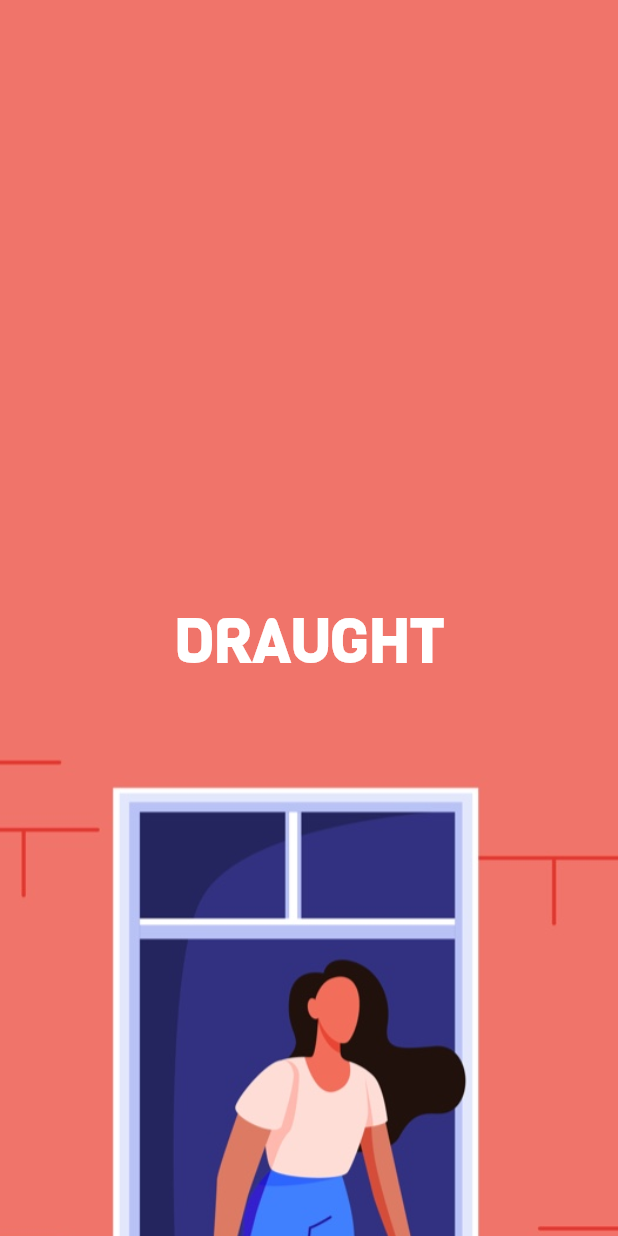
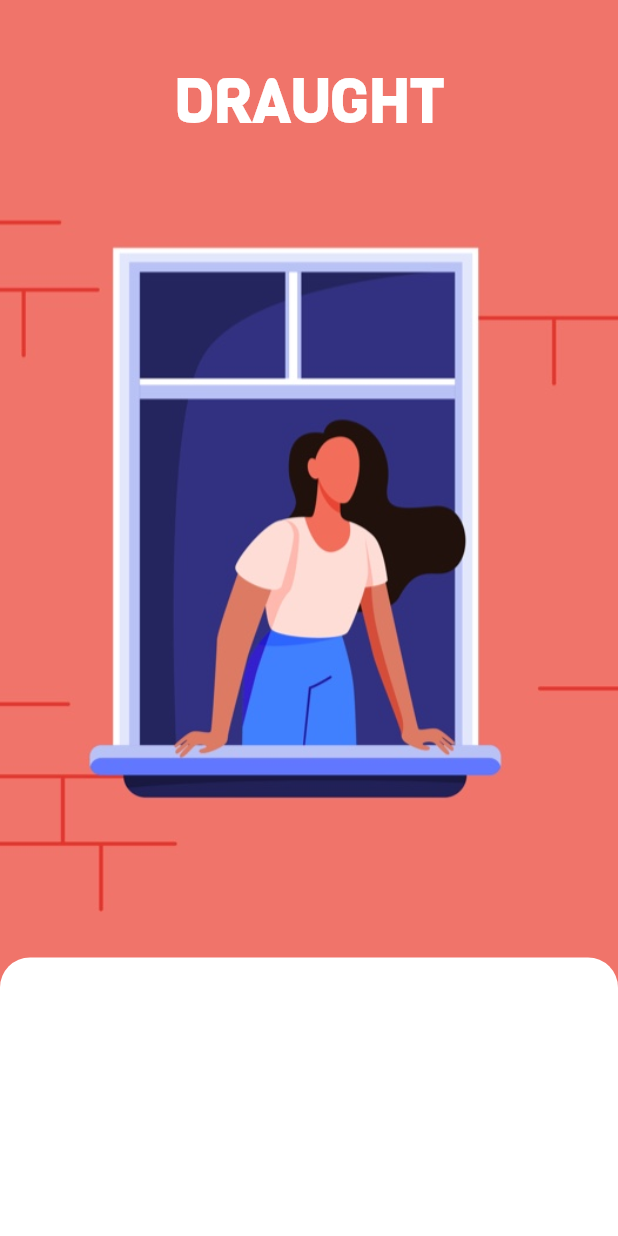
Before and after one commit to yossaj/Draught, a Flutter app: the screen it shows after launch, on a phone screen of 412 x 824 dp. Run offline on Flutter 3.47's test engine with Material 2 defaults, Android fonts, the phone set to English and light mode, and no system bars.

Commit message:
basic layout

```diff
--- a/lib/main.dart
+++ b/lib/main.dart
@@ -40,13 +40,14 @@ class _MyHomePageState extends State<MyHomePage> {
     // than having to individually change instances of widgets.
     return Scaffold(
       backgroundColor: Color(0xFFF0746A),
-      body: SafeArea(
-        child: SingleChildScrollView(
+      body: ListView(
+        children: [
+          Container(
             child: Column(
               mainAxisAlignment: MainAxisAlignment.start,
               children: <Widget>[
                 Padding(
-                padding: EdgeInsets.only(left: 10, top: 400, right: 10, bottom: 0),
+                  padding: EdgeInsets.only(left: 10, top: 40, right: 10, bottom: 0),
                   child: Text(
                     'DRAUGHT',
                     style: TextStyle(
@@ -61,6 +62,21 @@ class _MyHomePageState extends State<MyHomePage> {
               ],
             ),
           ),
+          Expanded(
+            child: Container(
+              height: 300,
+              child: Column(
+                children: [
+                ],
+              ),
+              decoration: BoxDecoration(
+                color: Colors.white,
+                borderRadius: BorderRadius.only(topLeft: Radius.circular(20), topRight: Radius.circular(20))
+              ),
+
+            ),
+          )
+        ],
       ), // This trailing comma makes auto-formatting nicer for build methods.
     );
   }
```
Lines whose indentation alone changed are shown as unchanged.
